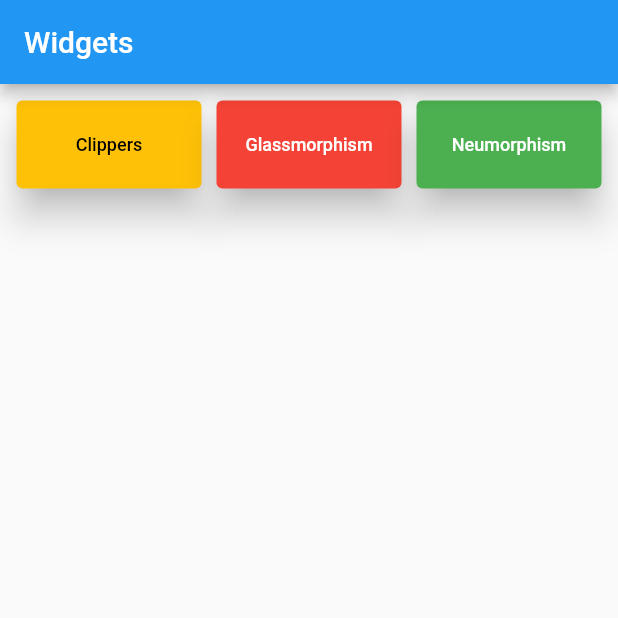
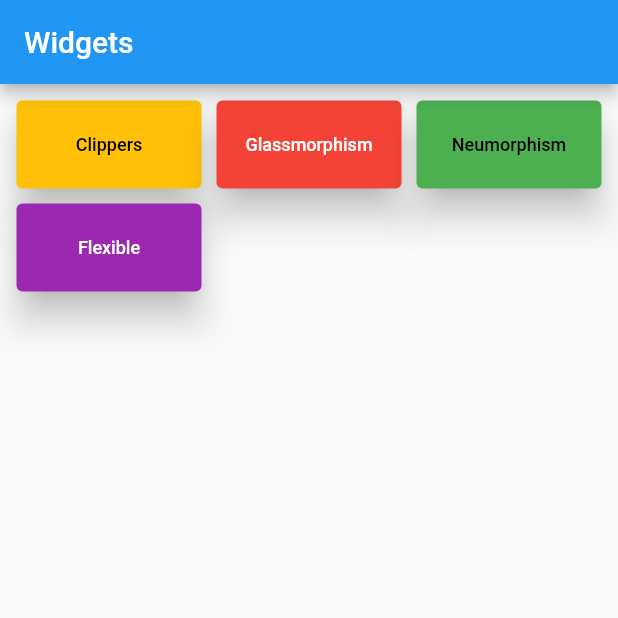
Before and after one commit to erdemgocen44/Flutter_Widgets, a Flutter app: the screen it shows after launch, on a phone screen of 412 x 824 dp, the top half of it. Run offline on Flutter 3.47's test engine with Material 2 defaults, Android fonts, the phone set to English and light mode, and no system bars.

Commit message:
flexible widget ok!!

```diff
--- a/lib/home_page.dart
+++ b/lib/home_page.dart
@@ -42,8 +42,14 @@ class _HomePageState extends State<HomePage> {
               CustomElevatedButton(
                 yazi: 'Neumorphism',
                 primary: Colors.green,
+                onprimary: Colors.black,
+                rota: '/neumorp',
+              ),
+              CustomElevatedButton(
+                yazi: 'Flexible',
+                primary: Colors.purple,
                 onprimary: Colors.white,
-                rota: '/neumorp',
+                rota: '/flexible',
               ),
             ],
           ),
--- a/lib/main.dart
+++ b/lib/main.dart
@@ -1,5 +1,6 @@
 import 'package:flutter/material.dart';
 import 'package:widgets/widgets/clippers/clippers_page.dart';
+import 'package:widgets/widgets/flexible/filexible.dart';
 import 'package:widgets/widgets/glassmorphism/glass_home.dart';
 import 'package:widgets/widgets/neumorphism/neu_home.dart';
 import 'home_page.dart';
@@ -19,6 +20,7 @@ class Widgets extends StatelessWidget {
         "/clippers": (context) => const ClipperPage(),
         "/glass": (context) => const GlassHome(),
         "/neumorp": (context) => const NeumorpHome(),
+        "/flexible": (context) => const FlexibleHome(),
       },
     );
   }
```
Also changed, not shown: lib/widgets/flexible/filexible.dart (+28 -1 lines).
